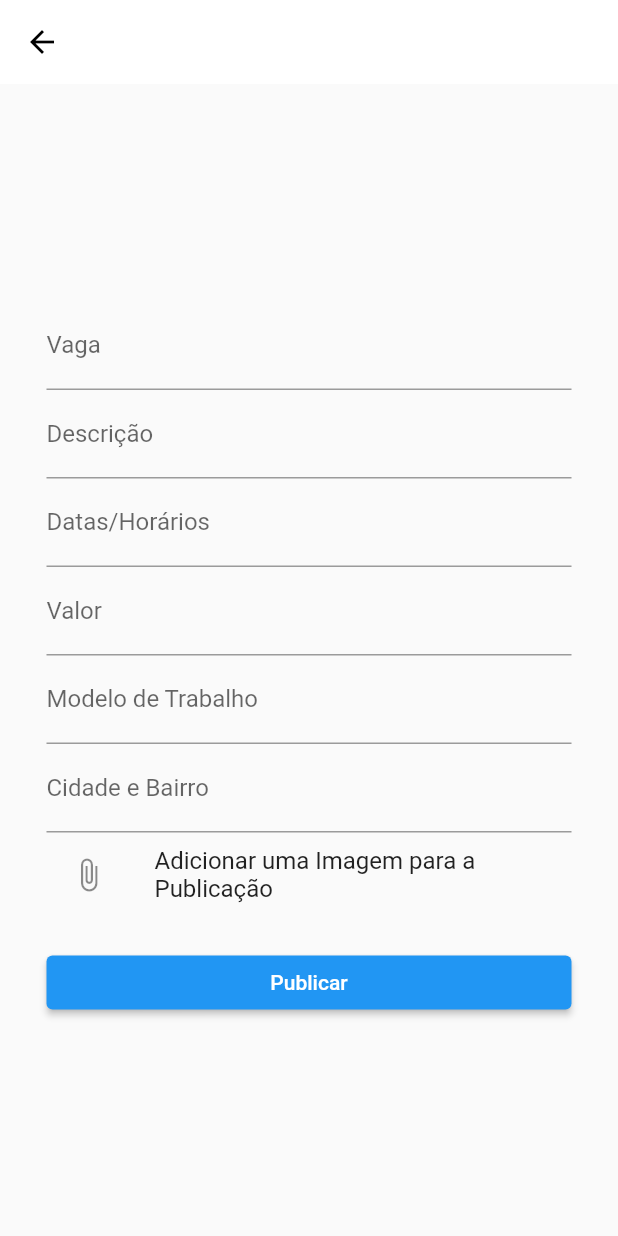
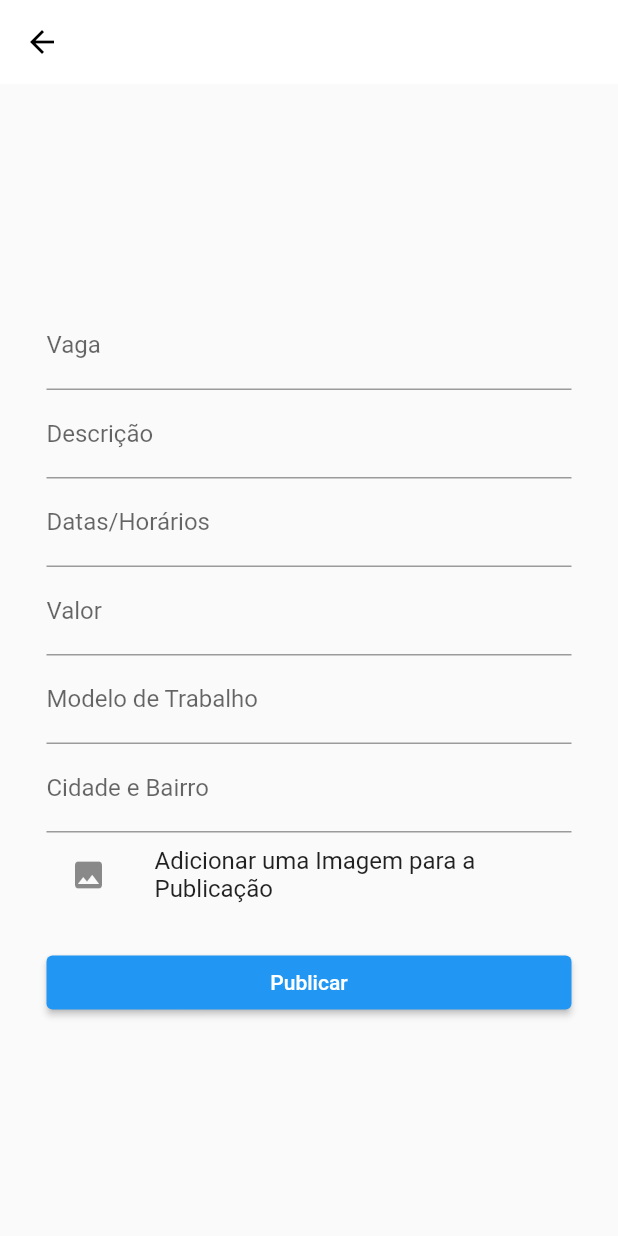
Before and after one commit to GustavoMartinx/Freela, a Flutter app: the FormPub screen opened directly, on a phone screen of 412 x 824 dp. Run offline on Flutter 3.47's test engine with Material 2 defaults, Android fonts, the light colour scheme and no system bars; our stand-ins replace image_picker.

Commit message:
chore: change image icon in form

```diff
--- a/project/lib/screens/subscreens/formPub.dart
+++ b/project/lib/screens/subscreens/formPub.dart
@@ -112,10 +112,12 @@ class _FormPubState extends State<FormPub> {
 
   Widget buildImage() {
     return ListTile(
-      leading: Icon(Icons.attach_file),
+      leading: Icon(Icons.image),
       title: Text("Adicionar uma Imagem para a Publicação"),
       onTap: selectImage,
-      trailing: image != null ? Image.network(image!.path) : null, // Image.file(File(image!.path))
+      trailing: image != null
+          ? Image.network(image!.path)
+          : null, // Image.file(File(image!.path))
     );
   }
 
@@ -209,9 +211,7 @@ class _FormPubState extends State<FormPub> {
   selectImage() async {
     final ImagePicker picker = ImagePicker();
 
-
     XFile? file = await picker.pickImage(source: ImageSource.gallery);
-    if(file != null) setState(() => image = file);
-
+    if (file != null) setState(() => image = file);
   }
 }
```
